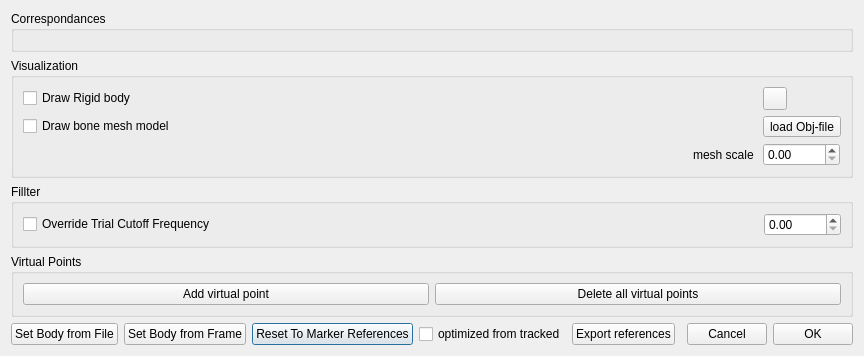
Qt form src/ui/ui-files/RigidBodyDialog.ui (XROMMPackages/xmalab) before a commit.
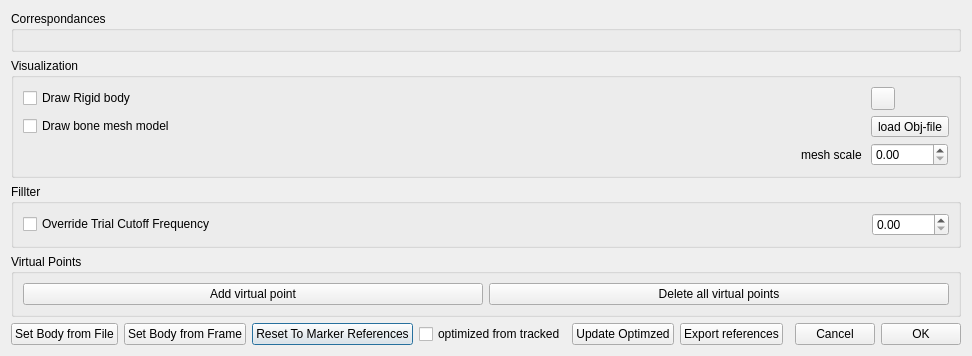
The same form after that commit. Icons and pictures are not drawn.

Commit message: Added a button to update optimized coordinates

Diff of the .ui file:
```diff
--- a/src/ui/ui-files/RigidBodyDialog.ui
+++ b/src/ui/ui-files/RigidBodyDialog.ui
@@ -6,7 +6,7 @@
    <rect>
     <x>0</x>
     <y>0</y>
-    <width>825</width>
+    <width>922</width>
     <height>313</height>
    </rect>
   </property>
@@ -46,7 +46,7 @@
      </property>
     </widget>
    </item>
-   <item row="4" column="5">
+   <item row="4" column="6">
     <spacer name="horizontalSpacer">
      <property name="orientation">
       <enum>Qt::Horizontal</enum>
@@ -66,14 +66,14 @@
      </property>
     </widget>
    </item>
-   <item row="4" column="6">
+   <item row="4" column="7">
     <widget class="QPushButton" name="pushButton_Cancel">
      <property name="text">
       <string>Cancel</string>
      </property>
     </widget>
    </item>
-   <item row="4" column="7">
+   <item row="4" column="8">
     <widget class="QPushButton" name="pushButton_OK">
      <property name="text">
       <string>OK</string>
@@ -94,7 +94,7 @@
      </property>
     </widget>
    </item>
-   <item row="0" column="0" colspan="8">
+   <item row="0" column="0" colspan="9">
     <widget class="QGroupBox" name="groupBox">
      <property name="title">
       <string>Correspondances</string>
@@ -102,7 +102,7 @@
      <layout class="QGridLayout" name="gridLayout"/>
     </widget>
    </item>
-   <item row="1" column="0" colspan="8">
+   <item row="1" column="0" colspan="9">
     <widget class="QGroupBox" name="groupBox_2">
      <property name="title">
       <string>Visualization</string>
@@ -172,7 +172,7 @@
      </layout>
     </widget>
    </item>
-   <item row="2" column="0" colspan="8">
+   <item row="2" column="0" colspan="9">
     <widget class="QGroupBox" name="groupBox_3">
      <property name="title">
       <string>Fillter</string>
@@ -201,7 +201,7 @@
      </layout>
     </widget>
    </item>
-   <item row="3" column="0" colspan="8">
+   <item row="3" column="0" colspan="9">
     <widget class="QGroupBox" name="groupBox_4">
      <property name="title">
       <string>Virtual Points</string>
@@ -224,13 +224,20 @@
      </layout>
     </widget>
    </item>
-   <item row="4" column="4">
+   <item row="4" column="5">
     <widget class="QPushButton" name="pushButtonExport">
      <property name="text">
       <string>Export references</string>
      </property>
     </widget>
    </item>
+   <item row="4" column="4">
+    <widget class="QPushButton" name="pushButtonUpdate">
+     <property name="text">
+      <string>Update Optimzed</string>
+     </property>
+    </widget>
+   </item>
   </layout>
  </widget>
  <resources>
```
The commit also changes 2 other files.
